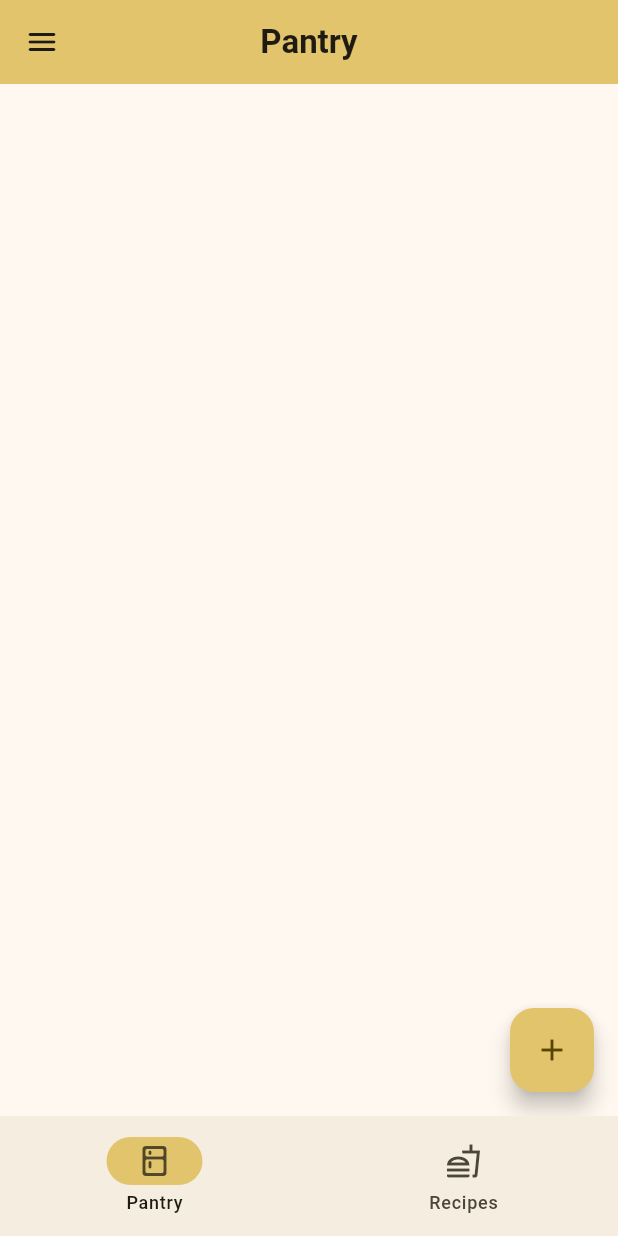
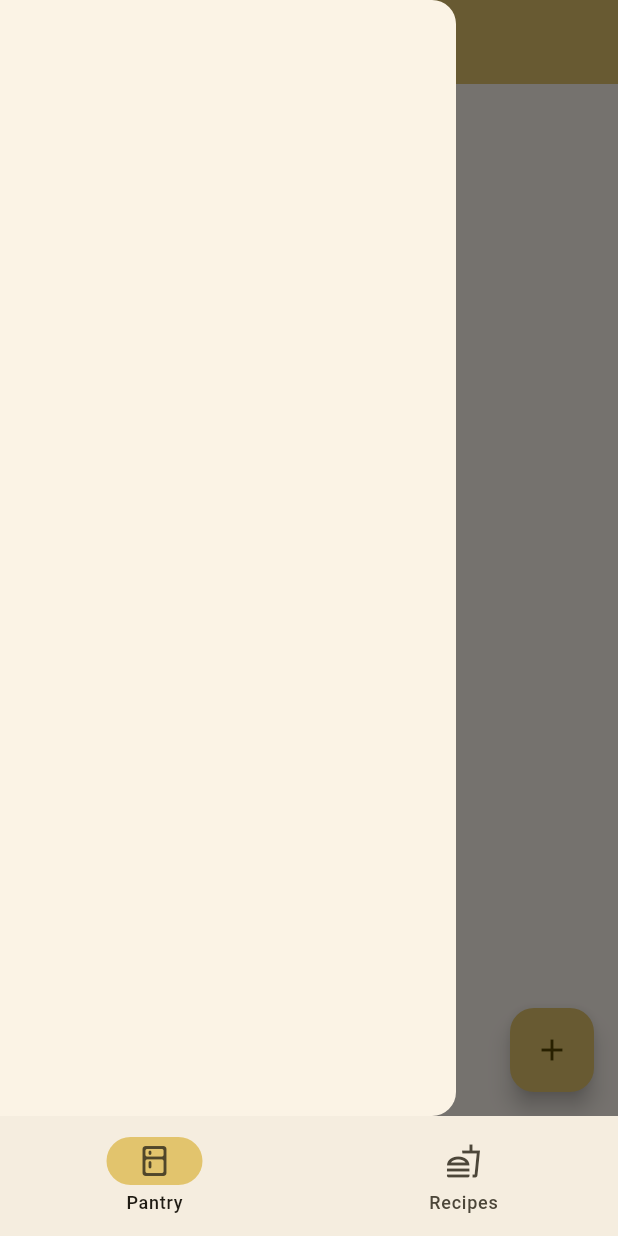
Before and after one commit to Aayushstha03/fridge-manager, a Flutter app: the screen it shows after launch, with the side drawer open (before the commit the screen has no drawer), on a phone screen of 412 x 824 dp. Run offline on Flutter 3.47's test engine with Material 3 defaults, Android fonts, the phone set to English and light mode, and no system bars.

```diff
--- /dev/null
+++ b/devtools_options.yaml
@@ -0,0 +1 @@
+extensions:
--- a/lib/pages/pantry_page.dart
+++ b/lib/pages/pantry_page.dart
@@ -35,9 +35,13 @@ class _PantryPageState extends State<PantryPage> {
             style: TextStyle(fontWeight: FontWeight.bold),
           ),
           centerTitle: true,
-          leading:
-              GestureDetector(onTap: () {}, child: Icon(Icons.menu_rounded)),
+          leading: IconButton(
+              onPressed: () {
+                Scaffold.of(context).openDrawer();
+              },
+              icon: const Icon(Icons.menu)),
         ),
+        drawer: Drawer(),
         body: ListView.builder(
           itemCount: value.currentPantry.length,
           itemBuilder: (context, index) {
```
Also changed, not shown: lib/pages/recipe_details_page.dart (added, +13 -0 lines), lib/pages/recipe_page.dart (+8 -0 lines).
